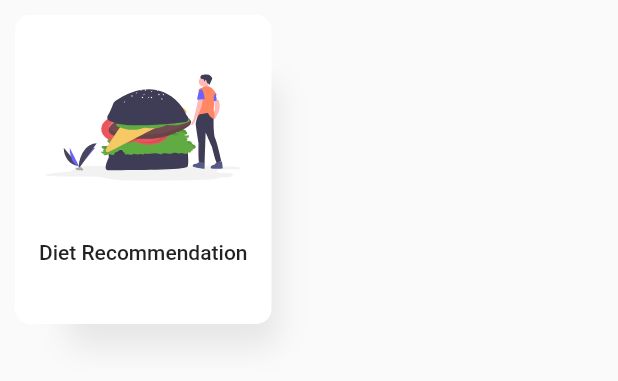
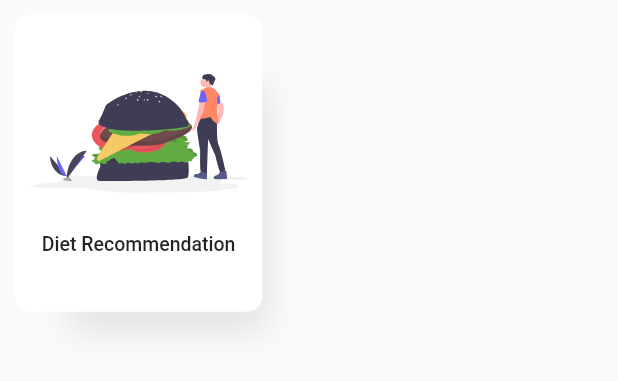
Before and after one commit to harshilgupta-dev/DR.Fit, a Flutter app: the CategoryCard widget shown alone on an empty page, opened directly, on a phone screen of 412 x 824 dp. Shown: the top 381 px of the screen. Run offline on Flutter 3.47's test engine with Material 2 defaults, Android fonts, the phone set to English and light mode, and no system bars; our stand-ins replace bottom_navy_bar, cached_network_image, firebase_auth, firebase_core, flutter_svg, font_awesome_flutter and 1 more; accounts and stored records are empty; network calls fail.

Commit message:
status bar color

```diff
--- a/lib/screens/add_to_cart.dart
+++ b/lib/screens/add_to_cart.dart
@@ -1,4 +1,5 @@
 import 'package:flutter/material.dart';
+import 'package:flutter/services.dart';
 
 class AddToCart extends StatelessWidget {
   const AddToCart({Key? key}) : super(key: key);
@@ -7,6 +8,9 @@ class AddToCart extends StatelessWidget {
   Widget build(BuildContext context) {
     return Scaffold(
       appBar: AppBar(
+        systemOverlayStyle: const SystemUiOverlayStyle(
+          statusBarColor: Colors.transparent,
+        ),
         backgroundColor: const Color(0xFF71DFE7),
         leading: IconButton(
           icon: const Icon(Icons.arrow_back),
--- a/lib/screens/excercise_category_screen.dart
+++ b/lib/screens/excercise_category_screen.dart
@@ -2,7 +2,9 @@ import 'package:dr_fit/models/excercise.dart';
 import 'package:dr_fit/models/excercise_category.dart';
 import 'package:dr_fit/screens/list_screen.dart';
 import 'package:cached_network_image/cached_network_image.dart';
+import 'package:dr_fit/utils/constants.dart';
 import 'package:flutter/material.dart';
+import 'package:flutter/services.dart';
 
 class ExcerciseCategoryScreen extends StatelessWidget {
   const ExcerciseCategoryScreen({Key? key}) : super(key: key);
@@ -12,6 +14,10 @@ class ExcerciseCategoryScreen extends StatelessWidget {
     return Scaffold(
       backgroundColor: Colors.white,
       appBar: AppBar(
+        // backgroundColor: Constants.appBarColor,
+        systemOverlayStyle: const SystemUiOverlayStyle(
+          statusBarColor: Colors.transparent,
+        ),
         title: const Text('Excercise'),
         elevation: 0,
       ),
--- a/lib/widgets/category_card.dart
+++ b/lib/widgets/category_card.dart
@@ -20,8 +20,8 @@ class CategoryCard extends StatelessWidget {
     return Container(
       padding: const EdgeInsets.all(10),
       margin: const EdgeInsets.all(10),
-      height: size.height * .25,
-      width: size.width * .415,
+      height: size.height * .24,
+      width: size.width * .4,
       decoration: BoxDecoration(
         boxShadow: const [
           BoxShadow(
@@ -40,13 +40,16 @@ class CategoryCard extends StatelessWidget {
           mainAxisAlignment: MainAxisAlignment.center,
           crossAxisAlignment: CrossAxisAlignment.center,
           children: [
-            SvgPicture.asset(imagepath),
+            SvgPicture.asset(
+              imagepath,
+              height: size.height * .10,
+            ),
             const SizedBox(
-              height: 40,
+              height: 25,
             ),
             Text(
               title,
-              style: Theme.of(context).textTheme.button,
+              style: const TextStyle(fontSize: 13, fontWeight: FontWeight.w500),
             )
           ],
         ),
```
Also changed, not shown: lib/screens/login_screen.dart (+18 -4 lines), lib/screens/mainpage.dart (+13 -6 lines), lib/screens/product_screen.dart (+10 -0 lines), lib/screens/splash_screen.dart (+12 -1 lines).
